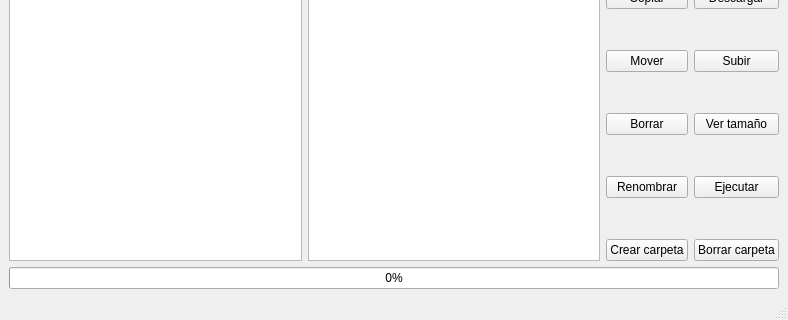
Qt form src/cliente/Forms/ventanaArchivos.ui (svn2github/demonio) before a commit; both pictures show x 0 to 788 and y 267 to 587 of the 788 by 587 pixel window.
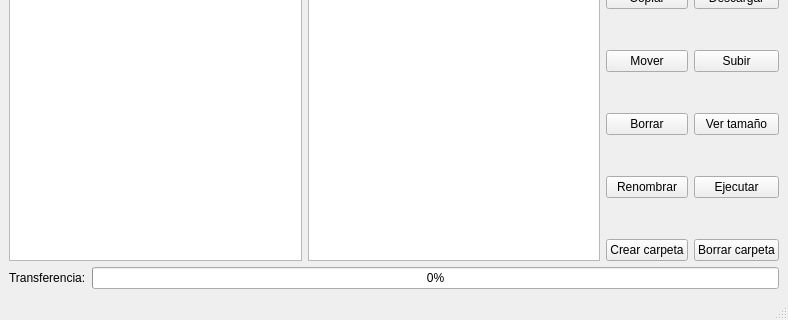
The same form after that commit.

Commit message: Añadido label a la ventana de archivos

```diff
--- a/src/cliente/Forms/ventanaArchivos.ui
+++ b/src/cliente/Forms/ventanaArchivos.ui
@@ -386,6 +386,15 @@
      </layout>
     </item>
     <item>
+     <layout class="QHBoxLayout" name="horizontalLayout_5">
+      <item>
+       <widget class="QLabel" name="label_4">
+        <property name="text">
+         <string>Transferencia:</string>
+        </property>
+       </widget>
+      </item>
+      <item>
      <widget class="QProgressBar" name="progresoTransferencia">
       <property name="value">
        <number>0</number>
@@ -393,6 +402,8 @@
      </widget>
     </item>
    </layout>
+    </item>
+   </layout>
   </widget>
   <widget class="QMenuBar" name="menubar">
    <property name="geometry">
```
Left out of the diff: 4 changed lines with no effect on the pictures. Lines whose indentation alone changed are shown as unchanged. The commit also changes 1 other file.
